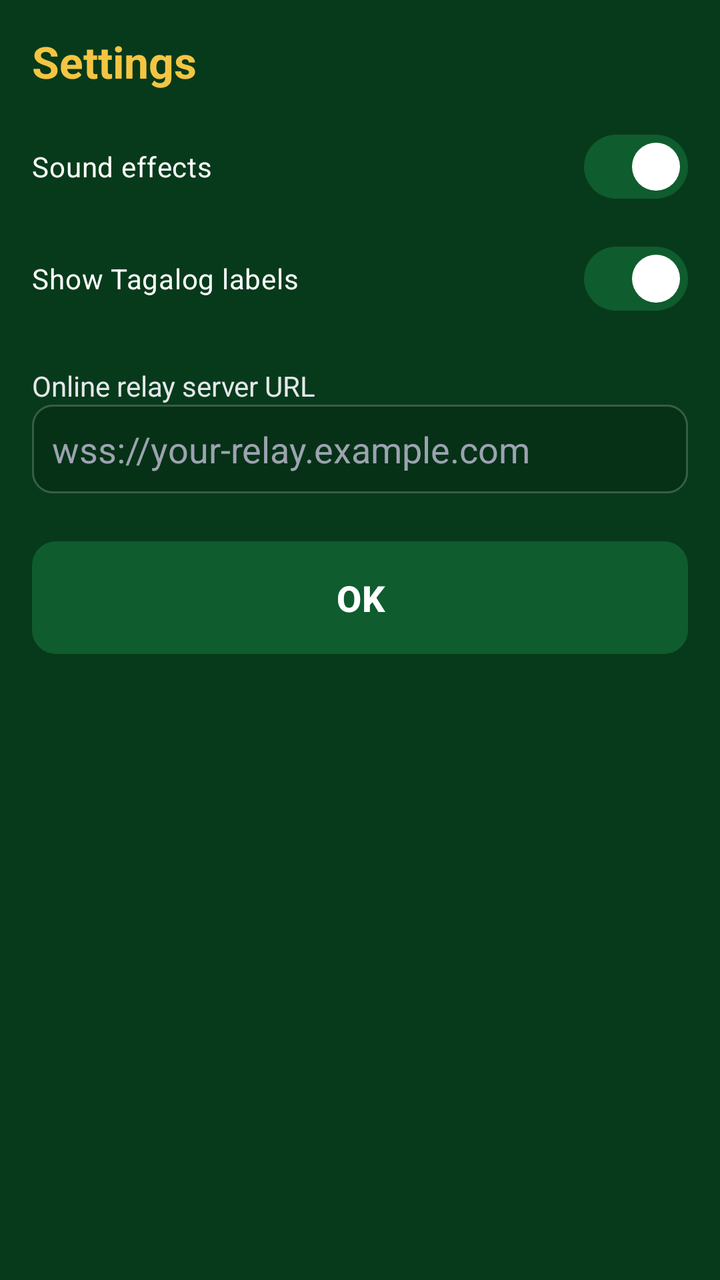
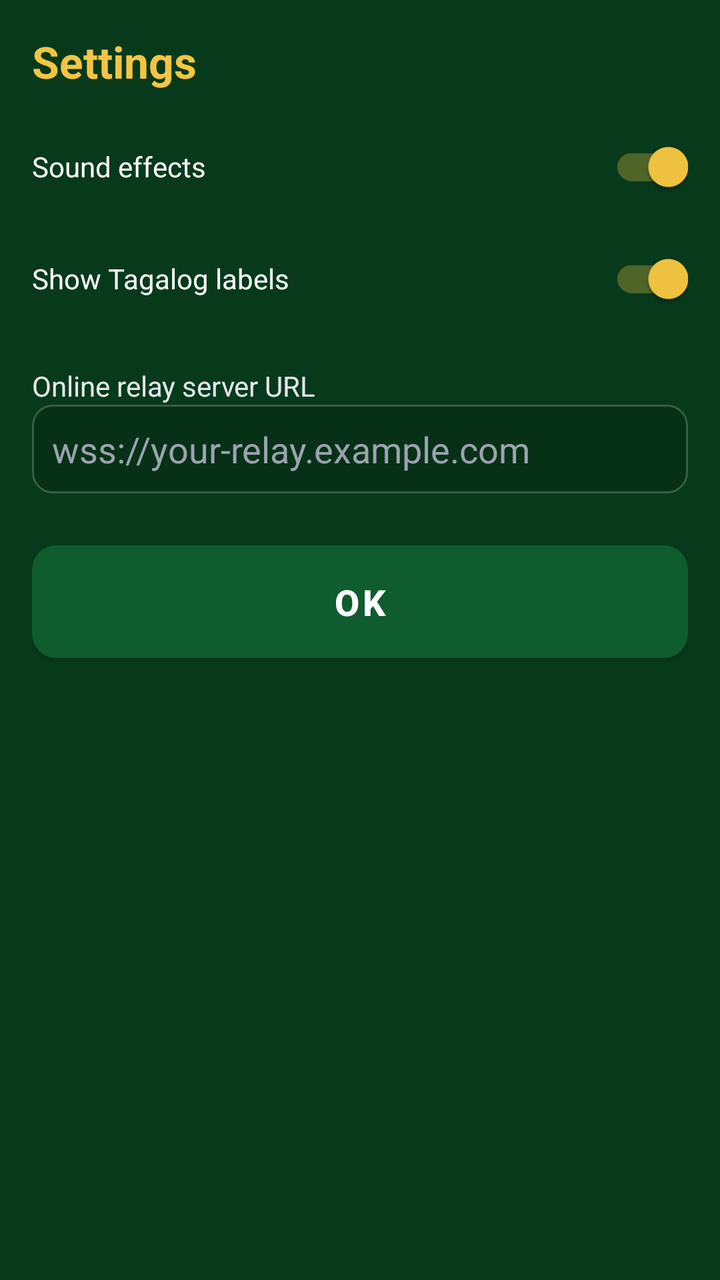

The first picture is an Android layout as it rendered before a commit; the second is the same layout after the commit. The layout source and the unified diff follow.
<!-- AndroidManifest.xml: application theme Theme.Lucky9 -->
<!-- res/layout/activity_settings.xml -->
<?xml version="1.0" encoding="utf-8"?>
<ScrollView xmlns:android="http://schemas.android.com/apk/res/android"
    xmlns:tools="http://schemas.android.com/tools"
    android:layout_width="match_parent"
    android:layout_height="match_parent"
    android:background="@color/felt_green_dark"
    android:padding="16dp">

    <LinearLayout
        android:layout_width="match_parent"
        android:layout_height="wrap_content"
        android:orientation="vertical">

        <TextView
            android:layout_width="wrap_content"
            android:layout_height="wrap_content"
            android:text="@string/settings_title"
            android:textColor="@color/gold"
            android:textSize="22sp"
            android:textStyle="bold"
            android:layout_marginBottom="14dp" />

        <com.google.android.material.materialswitch.MaterialSwitch
            android:id="@+id/sw_sound"
            android:layout_width="match_parent"
            android:layout_height="wrap_content"
            android:checked="true"
            android:textColor="@color/text_primary"
            android:text="@string/settings_sound" />

        <com.google.android.material.materialswitch.MaterialSwitch
            android:id="@+id/sw_tagalog"
            android:layout_width="match_parent"
            android:layout_height="wrap_content"
            android:checked="true"
            android:textColor="@color/text_primary"
            android:text="@string/settings_tagalog"
            android:layout_marginTop="8dp" />

        <TextView
            android:layout_width="wrap_content"
            android:layout_height="wrap_content"
            android:text="@string/settings_relay_url"
            android:textColor="@color/text_secondary"
            android:layout_marginTop="20dp" />

        <EditText
            android:id="@+id/relay_url"
            android:layout_width="match_parent"
            android:layout_height="wrap_content"
            android:textColor="@color/text_primary"
            android:textColorHint="@color/text_muted"
            android:inputType="textUri"
            android:hint="wss://your-relay.example.com"
            android:autofillHints="url"
            android:padding="10dp"
            android:background="@drawable/bg_panel"
            tools:ignore="HardcodedText" />

        <com.google.android.material.button.MaterialButton
            android:id="@+id/btn_save"
            style="@style/MenuButton"
            android:layout_width="match_parent"
            android:layout_height="wrap_content"
            android:layout_marginTop="20dp"
            android:text="@string/ok" />
    </LinearLayout>
</ScrollView>
<!-- resources referenced by this layout -->
<resources>
  <color name="felt_green_dark">#073A1B</color>
  <color name="gold">#F4C542</color>
  <color name="text_muted">#9CA3AF</color>
  <color name="text_primary">#FFFFFFFF</color>
  <color name="text_secondary">#E5E7EB</color>
  <!-- drawable bg_panel (drawable) -->
  <?xml version="1.0" encoding="utf-8"?>
  <shape xmlns:android="http://schemas.android.com/apk/res/android"
      android:shape="rectangle">
      <solid android:color="#26000000" />
      <corners android:radius="10dp" />
      <stroke android:width="1dp" android:color="#33FFFFFF" />
  </shape>
  <string name="ok">OK</string>
  <string name="settings_relay_url">Online relay server URL</string>
  <string name="settings_sound">Sound effects</string>
  <string name="settings_tagalog">Show Tagalog labels</string>
  <string name="settings_title">Settings</string>
  <style name="MenuButton" parent="Widget.Material3.Button">
          <item name="android:textSize">18sp</item>
          <item name="android:textStyle">bold</item>
          <item name="android:layout_marginTop">8dp</item>
          <item name="android:layout_marginBottom">8dp</item>
          <item name="android:padding">16dp</item>
          <item name="cornerRadius">12dp</item>
      </style>
  <style name="Theme.Lucky9" parent="Theme.Material3.DayNight.NoActionBar">
          <item name="colorPrimary">@color/primary</item>
          <item name="colorPrimaryVariant">@color/primary_dark</item>
          <item name="colorOnPrimary">@color/white</item>
          <item name="colorSecondary">@color/accent</item>
          <item name="colorOnSecondary">@color/black_card</item>
          <item name="android:statusBarColor" tools:targetApi="l">@color/primary_dark</item>
          <item name="android:windowBackground">@color/felt_green_dark</item>
      </style>
  <color name="primary">#0F5C2E</color>
  <color name="primary_dark">#073A1B</color>
  <color name="white">#FFFFFFFF</color>
  <color name="accent">#F4C542</color>
  <color name="black_card">#1B1B1B</color>
</resources>

<!-- the commit's change to res/layout/activity_settings.xml (unified diff, before → after) -->
@@ -20,7 +20,7 @@
             android:textStyle="bold"
             android:layout_marginBottom="14dp" />
 
-        <com.google.android.material.materialswitch.MaterialSwitch
+        <androidx.appcompat.widget.SwitchCompat
             android:id="@+id/sw_sound"
             android:layout_width="match_parent"
             android:layout_height="wrap_content"
@@ -28,7 +28,7 @@
             android:textColor="@color/text_primary"
             android:text="@string/settings_sound" />
 
-        <com.google.android.material.materialswitch.MaterialSwitch
+        <androidx.appcompat.widget.SwitchCompat
             android:id="@+id/sw_tagalog"
             android:layout_width="match_parent"
             android:layout_height="wrap_content"
<!-- resource entries referenced after the edit -->
@@ -18,7 +18,7 @@
   <string name="settings_sound">Sound effects</string>
   <string name="settings_tagalog">Show Tagalog labels</string>
   <string name="settings_title">Settings</string>
-  <style name="MenuButton" parent="Widget.Material3.Button">
+  <style name="MenuButton" parent="Widget.MaterialComponents.Button">
           <item name="android:textSize">18sp</item>
           <item name="android:textStyle">bold</item>
           <item name="android:layout_marginTop">8dp</item>
@@ -26,7 +26,7 @@
           <item name="android:padding">16dp</item>
           <item name="cornerRadius">12dp</item>
       </style>
-  <style name="Theme.Lucky9" parent="Theme.Material3.DayNight.NoActionBar">
+  <style name="Theme.Lucky9" parent="Theme.MaterialComponents.DayNight.NoActionBar">
           <item name="colorPrimary">@color/primary</item>
           <item name="colorPrimaryVariant">@color/primary_dark</item>
           <item name="colorOnPrimary">@color/white</item>
